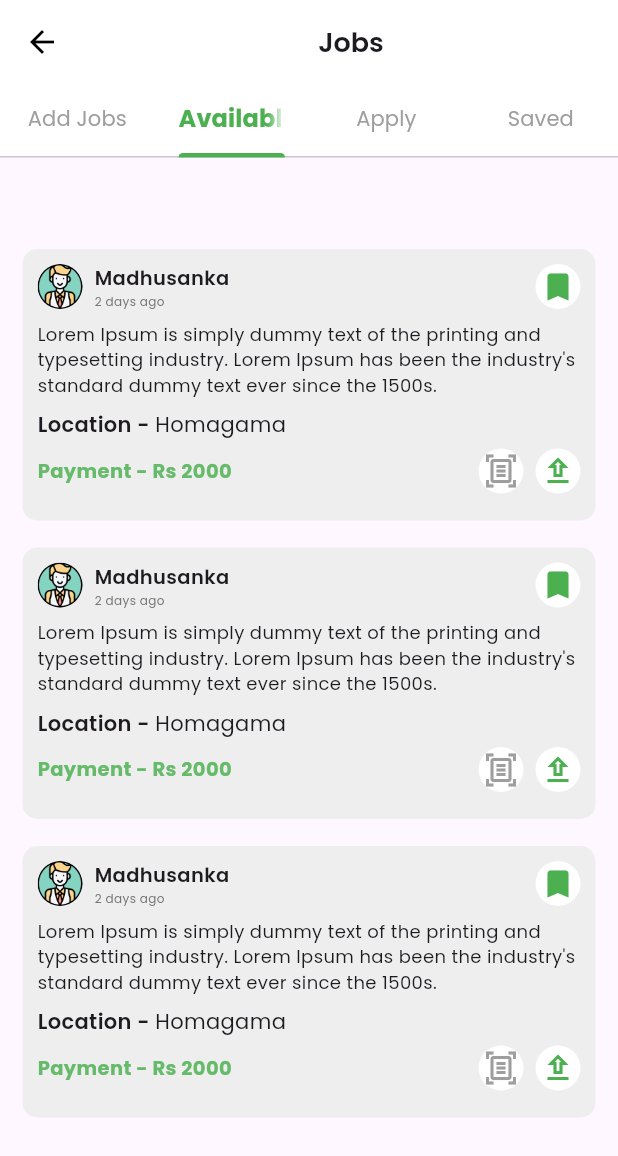
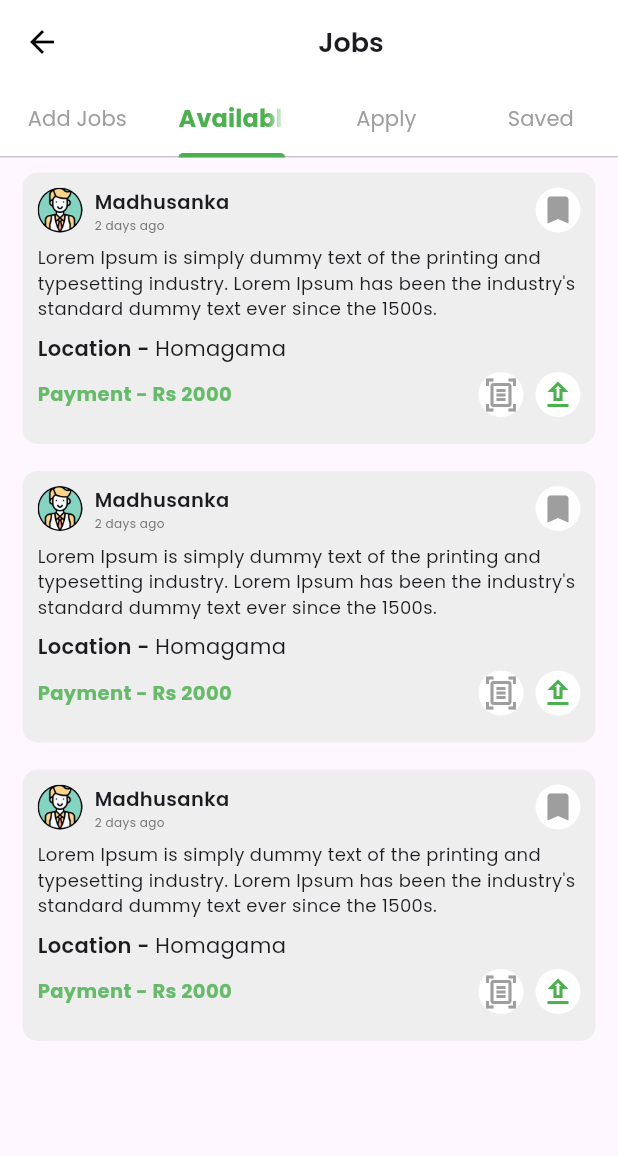
Before and after one commit to sahanDlenora/gig_finder, a Flutter app: the JobScreen screen opened directly, tab 2 chosen, on a phone screen of 412 x 824 dp. Shown: the top 1156 px of the screen. Run offline on Flutter 3.47's test engine with Material 3 defaults, Android fonts, the phone set to English and light mode, and no system bars; our stand-ins replace cloud_firestore, firebase_auth, firebase_core, firebase_storage, go_router, google_fonts and 3 more; missing offline and left inert: dart:ffi; accounts and stored records are empty.

Commit message:
Create job modle

```diff
--- /dev/null
+++ b/lib/models/job_model.dart
@@ -0,0 +1,39 @@
+import 'dart:ffi';
+
+class Job {
+  String id;
+  String title;
+  String description;
+  String location;
+  String foods;
+  Double salary;
+  DateTime createdAt;
+  DateTime updatedAt;
+  bool isUpdated;
+
+  Job({
+    required this.id,
+    required this.title,
+    required this.description,
+    required this.location,
+    required this.foods,
+    required this.salary,
+    required this.createdAt,
+    required this.updatedAt,
+    required this.isUpdated,
+  });
+
+  factory Job.fromJson(Map<String, dynamic> doc, String id) {
+    Job(
+      id: id,
+      title: title,
+      description: description,
+      location: location,
+      foods: foods,
+      salary: salary,
+      createdAt: createdAt,
+      updatedAt: updatedAt,
+      isUpdated: isUpdated,
+    );
+  }
+}
--- a/lib/views/auth_views/login.dart
+++ b/lib/views/auth_views/login.dart
@@ -69,7 +69,7 @@ class LoginScreen extends StatelessWidget {
                 key: _formKey,
                 child: Column(
                   children: [
-                    ReusableInput(
+                    CustomInput(
                       controller: _emailController,
                       labelText: 'Email',
                       icon: Icons.email,
@@ -85,7 +85,7 @@ class LoginScreen extends StatelessWidget {
                       },
                     ),
                     const SizedBox(height: 16),
-                    ReusableInput(
+                    CustomInput(
                       controller: _passwordController,
                       labelText: 'Password',
                       icon: Icons.lock,
--- a/lib/views/main_views/job_screen.dart
+++ b/lib/views/main_views/job_screen.dart
@@ -1,7 +1,8 @@
 import 'package:flutter/material.dart';
+import 'package:gig_finder/widgets/reusable/custom_input.dart';
 import 'package:gig_finder/widgets/reusable/job_card.dart';
 
-class JobScreen extends StatelessWidget {
+class JobScreen extends StatefulWidget {
   const JobScreen({super.key});
 
   static const List<Tab> myTabs = <Tab>[
@@ -12,9 +13,17 @@ class JobScreen extends StatelessWidget {
   ];
 
   @override
+  State<JobScreen> createState() => _JobScreenState();
+}
+
+class _JobScreenState extends State<JobScreen> {
+  final _formKey = GlobalKey<FormState>();
+  final TextEditingController _nameController = TextEditingController();
+  final TextEditingController _emailController = TextEditingController();
+  @override
   Widget build(BuildContext context) {
     return DefaultTabController(
-      length: myTabs.length,
+      length: JobScreen.myTabs.length,
       child: SafeArea(
         child: Scaffold(
           appBar: AppBar(
@@ -36,7 +45,7 @@ class JobScreen extends StatelessWidget {
             elevation: 0, // Remove shadow for a cleaner look
             iconTheme: IconThemeData(color: Colors.black), // Back button color
             bottom: TabBar(
-              tabs: myTabs,
+              tabs: JobScreen.myTabs,
               indicatorColor: Colors.green, // Active tab indicator color
               indicatorWeight: 3.0, // Indicator thickness
               labelColor: Colors.green, // Active tab text color
@@ -53,14 +62,53 @@ class JobScreen extends StatelessWidget {
           ),
           body: TabBarView(
             children: [
+              SingleChildScrollView(
+                child: Column(
+                  children: [
                     Center(
-                child: Text(
+                      child: Padding(
+                        padding: const EdgeInsets.symmetric(
+                          vertical: 10,
+                          horizontal: 15,
+                        ),
+                        child: Column(
+                          children: [
+                            Text(
                               "Add Jobs",
                               style: TextStyle(fontSize: 18),
                             ),
+                            SizedBox(
+                              height: 10,
                             ),
+                            Column(
+                              crossAxisAlignment: CrossAxisAlignment.start,
+                              children: [
+                                Text("Job Title"),
+                                CustomInput(
+                                  controller: _nameController,
+                                  labelText: 'Contact Number',
+                                  icon: Icons.work,
+                                  obscureText: false,
+                                  validator: (value) {
+                                    if (value == null || value.isEmpty) {
+                                      return 'Please enter your contact number';
+                                    }
+                                    return null;
+                                  },
+                                ),
+                              ],
+                            ),
+                          ],
+                        ),
+                      ),
+                    ),
+                  ],
+                ),
+              ),
+              SingleChildScrollView(
+                child: Column(
+                  children: [
                     Center(
-                child: SingleChildScrollView(
                       child: Padding(
                         padding: const EdgeInsets.symmetric(
                           horizontal: 15,
@@ -84,13 +132,21 @@ class JobScreen extends StatelessWidget {
                         ),
                       ),
                     ),
+                  ],
                 ),
+              ),
+              Column(
+                children: [
                   Center(
                     child: Text(
                       "Saved Jobs",
                       style: TextStyle(fontSize: 18),
                     ),
                   ),
+                ],
+              ),
+              Column(
+                children: [
                   Center(
                     child: Text(
                       "Add Jobs",
@@ -99,6 +155,8 @@ class JobScreen extends StatelessWidget {
                   ),
                 ],
               ),
+            ],
+          ),
         ),
       ),
     );
--- a/lib/widgets/reusable/job_card.dart
+++ b/lib/widgets/reusable/job_card.dart
@@ -75,7 +75,7 @@ class _JobCardState extends State<JobCard> {
                   child: Center(
                     child: Icon(
                       Icons.bookmark,
-                      color: Colors.green,
+                      color: Colors.grey,
                     ),
                   ),
                 ),
@@ -158,39 +158,6 @@ class _JobCardState extends State<JobCard> {
             SizedBox(
               height: 8,
             ),
-            /*Row(
-              mainAxisAlignment: MainAxisAlignment.spaceAround,
-              children: [
-                ElevatedButton(
-                  onPressed: () {},
-                  style: ElevatedButton.styleFrom(
-                    backgroundColor: Colors.grey, // Button color
-                    foregroundColor: Colors.white, // Text color
-                    padding: EdgeInsets.symmetric(
-                      horizontal: 20,
-                    ), // Padding
-                    shape: RoundedRectangleBorder(
-                        borderRadius:
-                            BorderRadius.circular(20)), // Rounded corners
-                  ),
-                  child: Text("Details"),
-                ),
-                ElevatedButton(
-                  onPressed: () {},
-                  style: ElevatedButton.styleFrom(
-                    backgroundColor: Colors.green, // Button color
-                    foregroundColor: Colors.white, // Text color
-                    padding: EdgeInsets.symmetric(
-                      horizontal: 20,
-                    ), // Padding
-                    shape: RoundedRectangleBorder(
-                        borderRadius:
-                            BorderRadius.circular(20)), // Rounded corners
-                  ),
-                  child: Text("Apply"),
-                ),
-              ],
-            ),*/
           ],
         ),
       ),
```
Also changed, not shown: lib/views/auth_views/register.dart (+5 -5 lines), lib/views/main_views/home_screen.dart (+13 -0 lines), lib/widgets/reusable/custom_input.dart (+11 -4 lines). Lines whose indentation alone changed are shown as unchanged.
